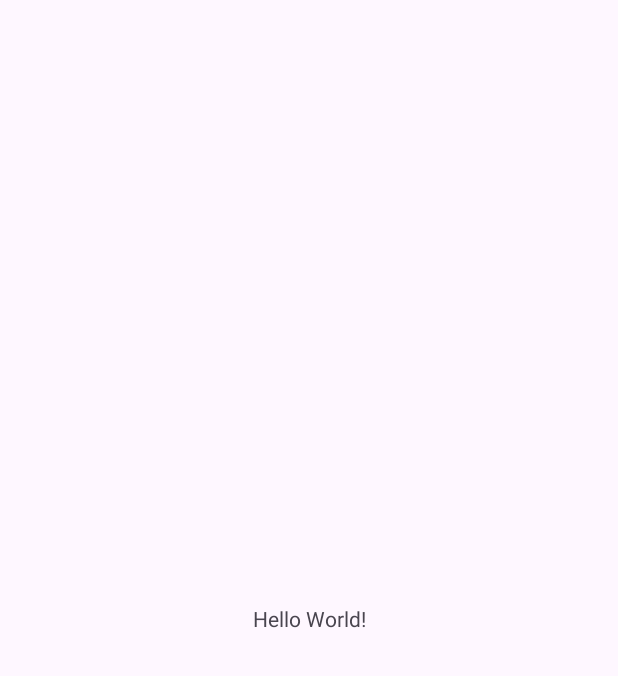
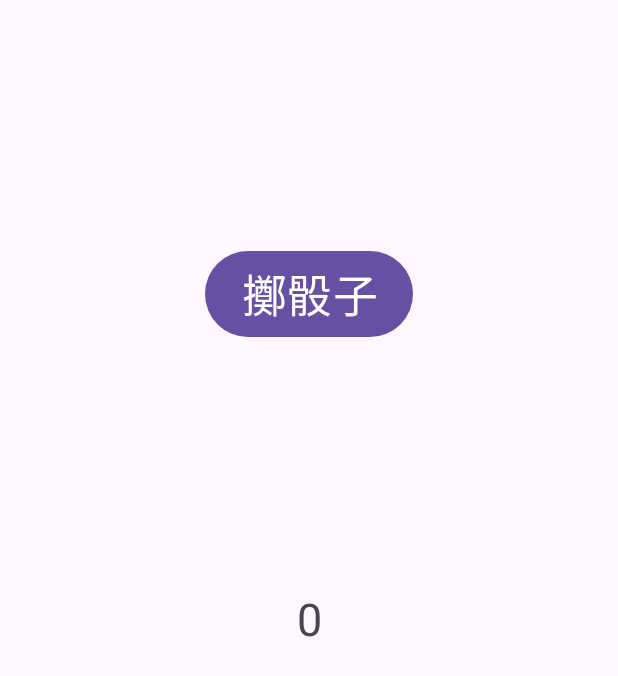
Before and after one commit to hyfan4/Dice24, an Android app: the screen it shows after launch (MainActivity), on a phone screen of 412 x 824 dp. Before the commit the part shown is almost empty. Shown: the top 676 px of the screen. Run offline under Robolectric (Android 15) with nearby library versions, the phone set to English and light mode, and no system bars.

Commit message:
v1 interface

```diff
--- a/app/src/main/res/layout/activity_main.xml
+++ b/app/src/main/res/layout/activity_main.xml
@@ -8,12 +8,25 @@
     tools:context=".MainActivity">
 
     <TextView
+        android:id="@+id/txv"
         android:layout_width="wrap_content"
         android:layout_height="wrap_content"
-        android:text="Hello World!"
+        android:text="0"
+        android:textSize="30sp"
         app:layout_constraintBottom_toBottomOf="parent"
         app:layout_constraintEnd_toEndOf="parent"
         app:layout_constraintStart_toStartOf="parent"
         app:layout_constraintTop_toTopOf="parent" />
 
+    <Button
+        android:id="@+id/btn"
+        android:layout_width="wrap_content"
+        android:layout_height="wrap_content"
+        android:text="擲骰子"
+        android:textSize="30sp"
+        app:layout_constraintBottom_toTopOf="@+id/txv"
+        app:layout_constraintEnd_toEndOf="parent"
+        app:layout_constraintStart_toStartOf="parent"
+        app:layout_constraintTop_toTopOf="parent" />
+
 </androidx.constraintlayout.widget.ConstraintLayout>
```
